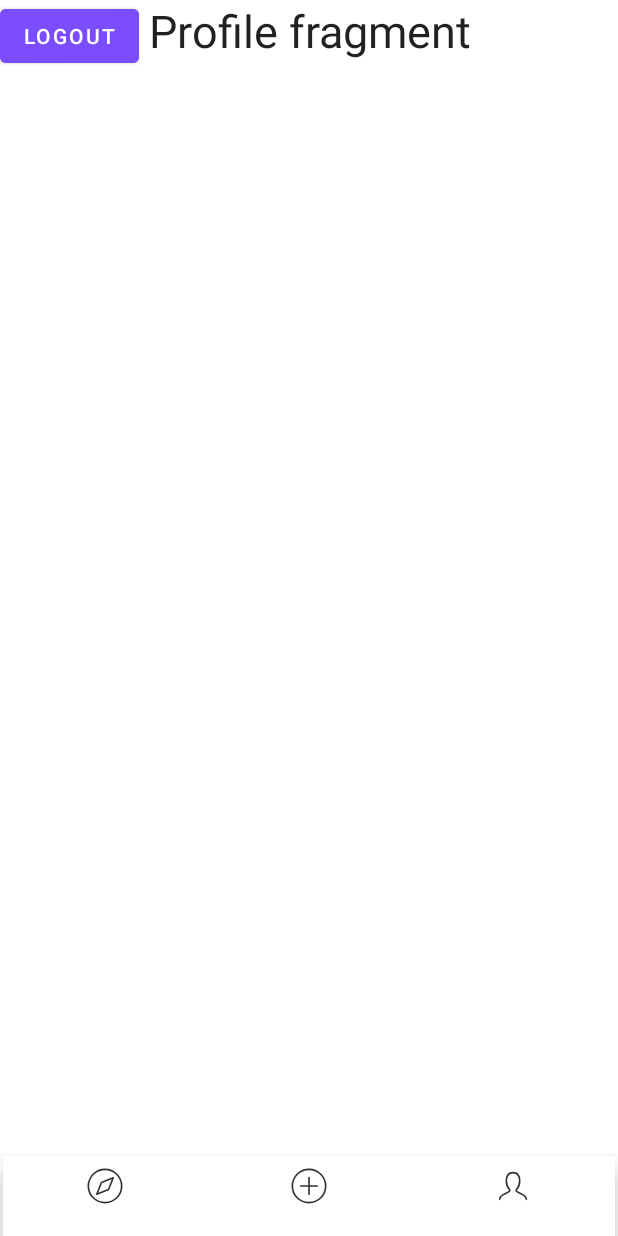
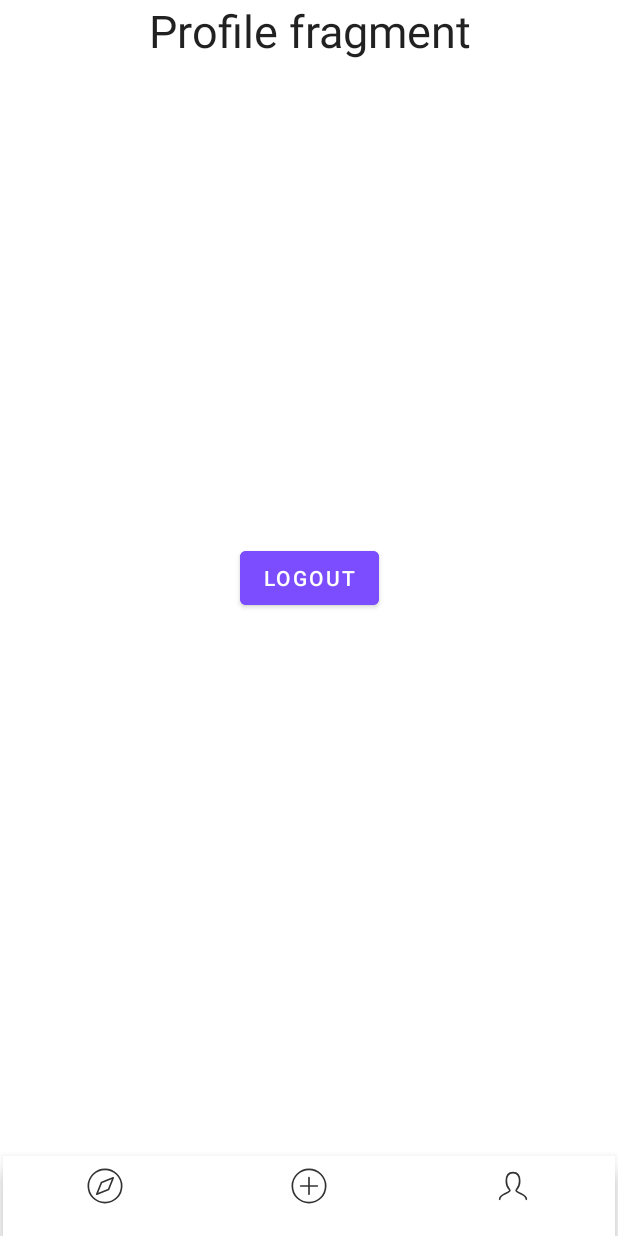
Before and after one commit to wahab65/AndroidApp, an Android app: the screen it shows after launch once a user with an empty profile is signed in (MainActivity), item 3 of the bottom bar chosen, on a phone screen of 412 x 824 dp. Run offline under Robolectric (Android 15) with nearby library versions, the phone set to English and light mode, and no system bars; our stand-ins replace Firebase (no records; nobody signed in at launch, a user with empty details on screens opened directly); Roboto replaces fonts that are not available here.

Commit message:
Logout button moved to profile Fragment

```diff
--- a/app/src/main/java/com/example/deelio/Deals.java
+++ /dev/null
@@ -1,4 +0,0 @@
-package com.example.deelio;
-
-public class Deals {
-}
--- a/app/src/main/java/com/example/deelio/Fragments/ProfileFragment.java
+++ b/app/src/main/java/com/example/deelio/Fragments/ProfileFragment.java
@@ -8,6 +8,7 @@
 import android.view.LayoutInflater;
 import android.view.View;
 import android.view.ViewGroup;
+import android.widget.Button;
 
 import com.example.deelio.LoginActivity;
 import com.example.deelio.MainActivity;
@@ -29,6 +30,7 @@
     // TODO: Rename and change types of parameters
     private String mParam1;
     private String mParam2;
+    private Button btnLogout;
 
     public ProfileFragment() {
         // Required empty public constructor
@@ -70,6 +72,15 @@
 
     @Override
     public void onViewCreated(View view, Bundle savedInstanceState) {
+        btnLogout= view.findViewById(R.id.btnLogout);
+
+        btnLogout.setOnClickListener(new View.OnClickListener() {
+            @Override
+            public void onClick(View view) {
+                logout(view);
+            }
+        });
+
 
 
     }
@@ -77,6 +88,6 @@
         FirebaseAuth.getInstance().signOut();
         final Intent intent = new Intent(getActivity(), LoginActivity.class);
         startActivity(intent);
-        finish();
+        getActivity().finish();
     }
 }
--- a/app/src/main/res/layout/fragment_home.xml
+++ b/app/src/main/res/layout/fragment_home.xml
@@ -12,8 +12,7 @@
                                     inside a FrameLayout -->
     <androidx.constraintlayout.widget.ConstraintLayout
         android:layout_width="match_parent"
-        android:layout_height="match_parent"
-        android:background="@drawable/background">
+        android:layout_height="match_parent">
 
         <androidx.appcompat.widget.Toolbar
             android:id="@+id/toolbar"
--- a/app/src/main/res/layout/fragment_profile.xml
+++ b/app/src/main/res/layout/fragment_profile.xml
@@ -1,27 +1,38 @@
 <?xml version="1.0" encoding="utf-8"?>
 <FrameLayout xmlns:android="http://schemas.android.com/apk/res/android"
+    xmlns:app="http://schemas.android.com/apk/res-auto"
     xmlns:tools="http://schemas.android.com/tools"
     android:layout_width="match_parent"
     android:layout_height="match_parent"
     tools:context=".Fragments.ProfileFragment">
-
+    <androidx.constraintlayout.widget.ConstraintLayout
+        android:layout_width="match_parent"
+        android:layout_height="match_parent">
         <!-- TODO: Update blank fragment layout -->
         <TextView
+            android:id="@+id/textView4"
             android:layout_width="match_parent"
             android:layout_height="match_parent"
             android:text="@string/hello_profile_fragment"
             android:textAlignment="center"
             android:textAppearance="@style/TextAppearance.AppCompat.Large"
-        android:textSize="30sp"/>
+            android:textSize="30sp" />
 
         <Button
-        android:id="@+id/button"
+            android:id="@+id/btnLogout"
             android:layout_width="wrap_content"
             android:layout_height="wrap_content"
             android:backgroundTint="#7C4DFF"
             android:onClick="logout"
             android:text="LogOut"
             android:visibility="visible"
+            app:layout_constraintBottom_toBottomOf="parent"
+            app:layout_constraintEnd_toEndOf="parent"
+            app:layout_constraintStart_toStartOf="parent"
+            app:layout_constraintTop_toTopOf="parent"
             tools:ignore="MissingConstraints" />
 
+    </androidx.constraintlayout.widget.ConstraintLayout>
+
+
 </FrameLayout>
```
Lines whose indentation alone changed are shown as unchanged.
